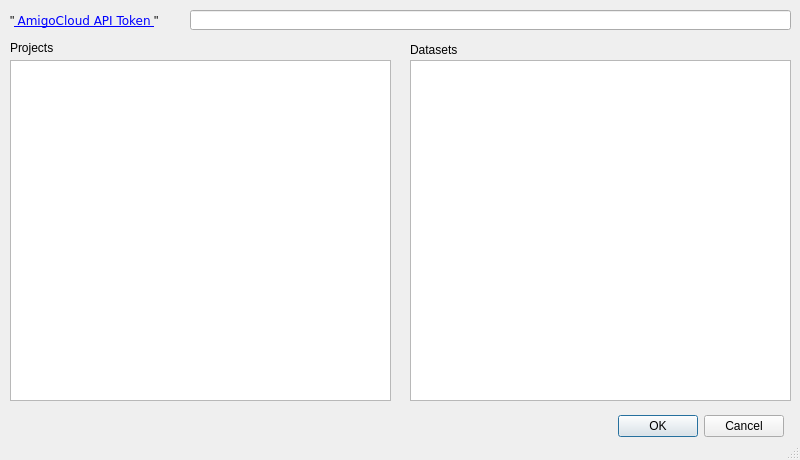
This is amigocloud_dialog_base.ui in amigocloud/qgis-amigocloud-plugin as Qt 5 draws it before an edit. The edited form follows.
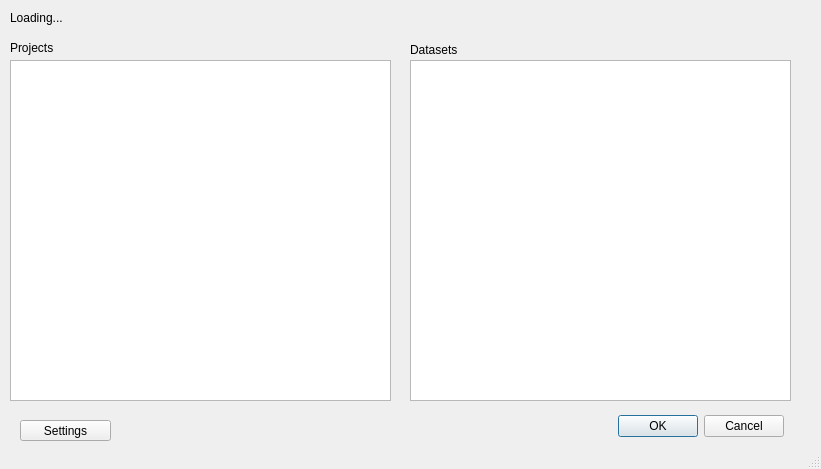
This is the edited form.

What changed in the file:
```diff
--- a/amigocloud_dialog_base.ui
+++ b/amigocloud_dialog_base.ui
@@ -9,8 +9,8 @@
    <rect>
     <x>0</x>
     <y>0</y>
-    <width>800</width>
-    <height>460</height>
+    <width>821</width>
+    <height>469</height>
    </rect>
   </property>
   <property name="windowTitle">
@@ -38,25 +38,6 @@
     <bool>true</bool>
    </property>
   </widget>
-  <widget class="QLabel" name="token_label">
-   <property name="geometry">
-    <rect>
-     <x>10</x>
-     <y>10</y>
-     <width>161</width>
-     <height>21</height>
-    </rect>
-   </property>
-   <property name="text">
-    <string>&quot;&lt;a href=&quot;https://www.amigocloud.com/accounts/tokens&quot;&gt; &lt;font face=verdana&gt;AmigoCloud API Token&lt;/font&gt; &lt;/a&gt;&quot;</string>
-   </property>
-   <property name="textFormat">
-    <enum>Qt::RichText</enum>
-   </property>
-   <property name="openExternalLinks">
-    <bool>true</bool>
-   </property>
-  </widget>
   <widget class="QLabel" name="label_2">
    <property name="geometry">
     <rect>
@@ -103,14 +84,30 @@
     </rect>
    </property>
   </widget>
-  <widget class="QLineEdit" name="token_lineEdit">
+  <widget class="QLabel" name="user_label">
    <property name="geometry">
     <rect>
-     <x>190</x>
+     <x>10</x>
      <y>10</y>
-     <width>601</width>
-     <height>20</height>
+     <width>771</width>
+     <height>16</height>
     </rect>
+   </property>
+   <property name="text">
+    <string>Loading...</string>
+   </property>
+  </widget>
+  <widget class="QToolButton" name="settings_button">
+   <property name="geometry">
+    <rect>
+     <x>20</x>
+     <y>420</y>
+     <width>91</width>
+     <height>21</height>
+    </rect>
+   </property>
+   <property name="text">
+    <string>Settings</string>
    </property>
   </widget>
  </widget>
```
